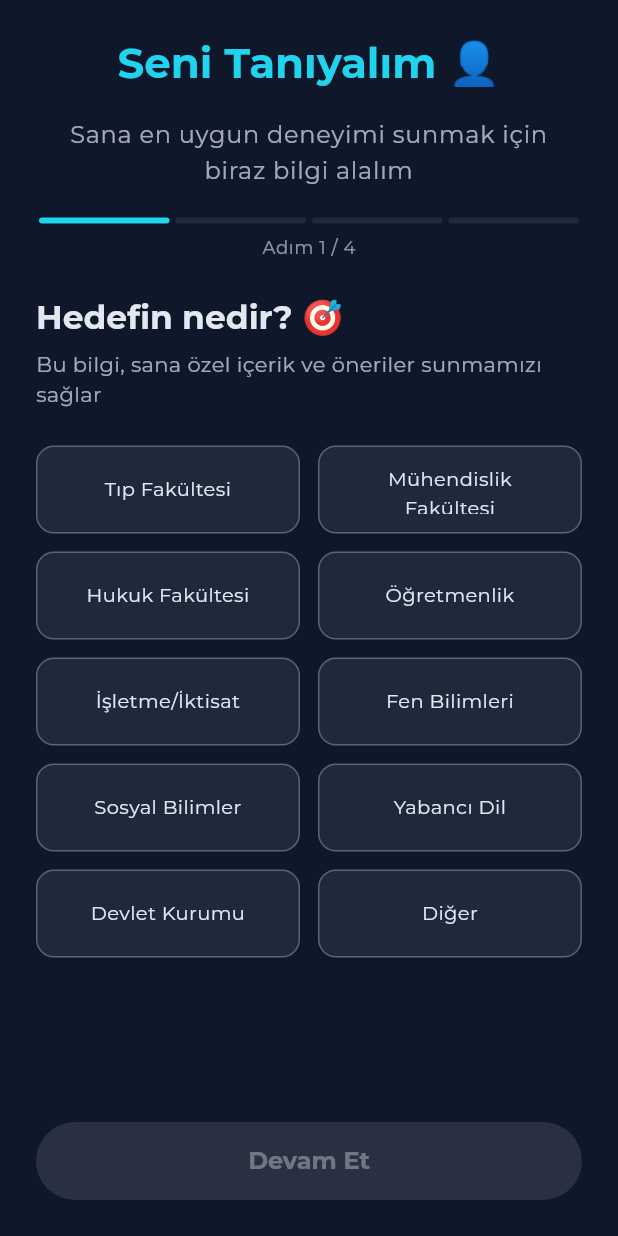
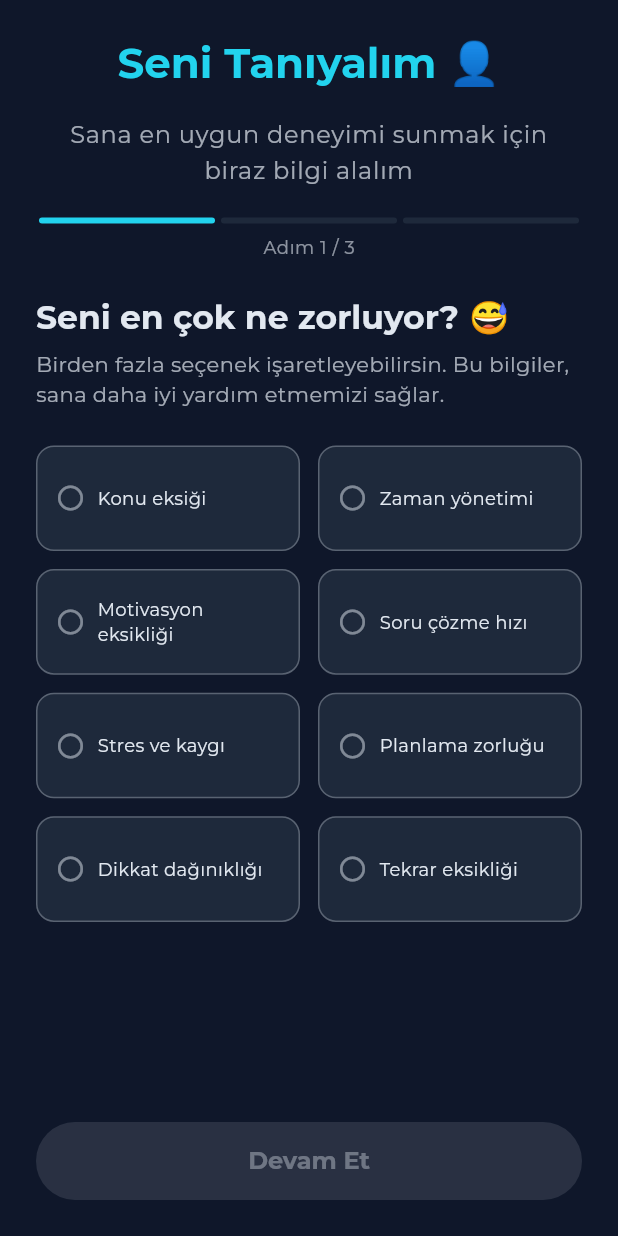
Before and after one commit to bakituncher/bilgee, a Flutter app: the OnboardingScreen screen opened by its route, swiped to page 4, on a phone screen of 412 x 824 dp. Run offline on Flutter 3.47's test engine with Material 3 defaults, Android fonts, the phone set to English and light mode, and no system bars; drawn by our look-alikes of flutter_animate; our stand-ins replace cached_network_image, cloud_firestore, cloud_functions, confetti, cross_file, equatable and 17 more; missing offline and left inert: firebase_app_check, flutter_math_fork, markdown; accounts and stored records are empty; generated files the repository leaves out were written again; network calls fail.

Commit message:
hata düzelmeleri yapıldı

```diff
--- a/lib/data/repositories/ai_service.dart
+++ b/lib/data/repositories/ai_service.dart
@@ -317,8 +317,13 @@ class AiService {
   }
 
   Future<String> generateStudyGuideAndQuiz(UserModel user, List<TestModel> tests, PerformanceSummary performance, {Map<String, String>? topicOverride, String difficulty = 'normal', int attemptCount = 1, double? temperature}) async {
+    // Eğer test yoksa hemen hata döndürme: bazı yeni hesaplarda konu performansı (ör. manuel veri) olabilir.
     if (tests.isEmpty) {
-      return '{"error":"Analiz için en az bir deneme sonucu gereklidir."}';
+      final hasTopicData = performance.topicPerformances.values.any((subjectMap) => subjectMap.values.any((t) => (t.questionCount ?? 0) > 0));
+      if (!hasTopicData && topicOverride == null) {
+        return '{"error":"Analiz için en az bir deneme sonucu gereklidir."}';
+      }
+      // tests boş ama konu performansı varsa devam et; AI yine zayıf konuyu bulmaya çalışır.
     }
     if (user.selectedExam == null) {
       return '{"error":"Sınav türü bulunamadı."}';
--- a/lib/features/onboarding/screens/availability_screen.dart
+++ b/lib/features/onboarding/screens/availability_screen.dart
@@ -149,7 +149,8 @@ class _DayAvailabilityCard extends StatelessWidget {
     return Card(
       margin: const EdgeInsets.only(bottom: 16),
       child: Padding(
-        padding: const EdgeInsets.fromLTRB(16, 8, 4, 16),
+        // Sağ tarafa daha fazla boşluk verildi; yapıştır butonunun sağında pixel hatası oluşmasını engeller
+        padding: const EdgeInsets.fromLTRB(16, 8, 16, 16),
         child: Column(
           crossAxisAlignment: CrossAxisAlignment.start,
           children: [
--- a/lib/features/onboarding/screens/onboarding_screen.dart
+++ b/lib/features/onboarding/screens/onboarding_screen.dart
@@ -101,11 +101,13 @@ class _OnboardingScreenState extends ConsumerState<OnboardingScreen>
     try {
       final user = ref.read(authControllerProvider).value;
       if (user != null && _personalizationData != null) {
+        // "Hedef" adımı kaldırıldığı için burada güvenli bir varsayılan boş string gönderiyoruz.
+        final String safeGoal = (_personalizationData!['goal'] ?? '') as String;
         await ref.read(firestoreServiceProvider).updateOnboardingData(
           userId: user.uid,
-          goal: _personalizationData!['goal'],
-          challenges: List<String>.from(_personalizationData!['challenges']),
-          weeklyStudyGoal: _personalizationData!['weeklyStudyHours'],
+          goal: safeGoal,
+          challenges: List<String>.from(_personalizationData!['challenges'] ?? []),
+          weeklyStudyGoal: (_personalizationData!['weeklyStudyHours'] ?? 0.0) as double,
           additionalData: {
             'studyStyle': _personalizationData!['studyStyle'],
             'onboardingCompleted': true,
--- a/lib/features/onboarding/widgets/personalization_widget.dart
+++ b/lib/features/onboarding/widgets/personalization_widget.dart
@@ -19,10 +19,9 @@ class _PersonalizationWidgetState extends State<PersonalizationWidget>
     with TickerProviderStateMixin {
   final PageController _pageController = PageController();
   int _currentStep = 0;
-  final int _totalSteps = 4;
+  final int _totalSteps = 3;
 
   // Kişiselleştirme verileri
-  String? _selectedGoal;
   final TextEditingController _customGoalController = TextEditingController();
   final Map<String, bool> _challenges = {
     'Konu eksiği': false,
@@ -36,19 +35,6 @@ class _PersonalizationWidgetState extends State<PersonalizationWidget>
   };
   double _weeklyStudyHours = 15.0;
   String _studyStyle = '';
-
-  final List<String> _goalPresets = [
-    'Tıp Fakültesi',
-    'Mühendislik Fakültesi',
-    'Hukuk Fakültesi',
-    'Öğretmenlik',
-    'İşletme/İktisat',
-    'Fen Bilimleri',
-    'Sosyal Bilimler',
-    'Yabancı Dil',
-    'Devlet Kurumu',
-    'Diğer',
-  ];
 
   final List<StudyStyleOption> _studyStyles = [
     StudyStyleOption(
@@ -118,7 +104,6 @@ class _PersonalizationWidgetState extends State<PersonalizationWidget>
 
   void _collectAndContinue() {
     final data = {
-      'goal': _selectedGoal == 'Diğer' ? _customGoalController.text.trim() : _selectedGoal,
       'challenges': _challenges.entries.where((e) => e.value).map((e) => e.key).toList(),
       'weeklyStudyHours': _weeklyStudyHours,
       'studyStyle': _studyStyle,
@@ -130,13 +115,10 @@ class _PersonalizationWidgetState extends State<PersonalizationWidget>
   bool _canContinue() {
     switch (_currentStep) {
       case 0:
-        return _selectedGoal != null &&
-               (_selectedGoal != 'Diğer' || _customGoalController.text.trim().isNotEmpty);
+        return _challenges.values.any((selected) => selected);
       case 1:
-        return _challenges.values.any((selected) => selected);
+        return true; // Haftalık saat her zaman geçerli
       case 2:
-        return true; // Haftalık saat her zaman geçerli
-      case 3:
         return _studyStyle.isNotEmpty;
       default:
         return false;
@@ -218,7 +200,6 @@ class _PersonalizationWidgetState extends State<PersonalizationWidget>
             controller: _pageController,
             physics: NeverScrollableScrollPhysics(),
             children: [
-              _buildGoalStep(),
               _buildChallengesStep(),
               _buildStudyHoursStep(),
               _buildStudyStyleStep(),
@@ -268,114 +249,6 @@ class _PersonalizationWidgetState extends State<PersonalizationWidget>
           ),
         ),
       ],
-    );
-  }
-
-  Widget _buildGoalStep() {
-    final theme = Theme.of(context);
-
-    return SingleChildScrollView(
-      padding: EdgeInsets.symmetric(horizontal: 24),
-      child: Column(
-        crossAxisAlignment: CrossAxisAlignment.start,
-        children: [
-          Text(
-            'Hedefin nedir? 🎯',
-            style: theme.textTheme.titleLarge?.copyWith(
-              fontWeight: FontWeight.bold,
-            ),
-          )
-          .animate()
-          .fadeIn(duration: 600.ms)
-          .slideX(begin: -0.3, end: 0),
-
-          SizedBox(height: 8),
-
-          Text(
-            'Bu bilgi, sana özel içerik ve öneriler sunmamızı sağlar',
-            style: theme.textTheme.bodyMedium?.copyWith(
-              color: theme.colorScheme.onSurface.withOpacity(0.7),
-            ),
-          )
-          .animate(delay: 200.ms)
-          .fadeIn(duration: 600.ms),
-
-          SizedBox(height: 24),
-
-          GridView.builder(
-            shrinkWrap: true,
-            physics: NeverScrollableScrollPhysics(),
-            gridDelegate: SliverGridDelegateWithFixedCrossAxisCount(
-              crossAxisCount: 2,
-              childAspectRatio: 3,
-              crossAxisSpacing: 12,
-              mainAxisSpacing: 12,
-            ),
-            itemCount: _goalPresets.length,
-            itemBuilder: (context, index) {
-              final goal = _goalPresets[index];
-              final isSelected = _selectedGoal == goal;
-
-              return InkWell(
-                onTap: () {
-                  setState(() {
-                    _selectedGoal = goal;
-                  });
-                },
-                borderRadius: BorderRadius.circular(12),
-                child: Container(
-                  padding: EdgeInsets.symmetric(horizontal: 16, vertical: 12),
-                  decoration: BoxDecoration(
-                    color: isSelected
-                        ? theme.colorScheme.primary.withOpacity(0.1)
-                        : theme.colorScheme.surface,
-                    borderRadius: BorderRadius.circular(12),
-                    border: Border.all(
-                      color: isSelected
-                          ? theme.colorScheme.primary
-                          : theme.colorScheme.outline.withOpacity(0.3),
-                      width: isSelected ? 2 : 1,
-                    ),
-                  ),
-                  child: Center(
-                    child: Text(
-                      goal,
-                      style: TextStyle(
-                        color: isSelected
-                            ? theme.colorScheme.primary
-                            : theme.colorScheme.onSurface,
-                        fontWeight: isSelected ? FontWeight.bold : FontWeight.normal,
-                        fontSize: 13,
-                      ),
-                      textAlign: TextAlign.center,
-                    ),
-                  ),
-                ),
-              )
-              .animate(delay: Duration(milliseconds: index * 100))
-              .fadeIn(duration: 600.ms)
-              .scale(begin: Offset(0.8, 0.8), end: Offset(1.0, 1.0));
-            },
-          ),
-
-          if (_selectedGoal == 'Diğer') ...[
-            SizedBox(height: 16),
-            TextFormField(
-              controller: _customGoalController,
-              decoration: InputDecoration(
-                labelText: 'Hedefini yazabilirsin',
-                hintText: 'Örn: Veteriner Hekim olmak',
-                border: OutlineInputBorder(
-                  borderRadius: BorderRadius.circular(12),
-                ),
-              ),
-            )
-            .animate()
-            .fadeIn(duration: 600.ms)
-            .slideY(begin: 0.3, end: 0),
-          ],
-        ],
-      ),
     );
   }
 
@@ -463,8 +336,11 @@ class _PersonalizationWidgetState extends State<PersonalizationWidget>
                                 ? theme.colorScheme.primary
                                 : theme.colorScheme.onSurface,
                             fontWeight: isSelected ? FontWeight.w600 : FontWeight.normal,
-                            fontSize: 13,
+                            fontSize: 12,
                           ),
+                          maxLines: 2,
+                          softWrap: true,
+                          overflow: TextOverflow.ellipsis,
                         ),
                       ),
                     ],
--- a/lib/features/profile/screens/profile_screen.dart
+++ b/lib/features/profile/screens/profile_screen.dart
@@ -804,7 +804,9 @@ class _ProfileStatCard extends StatelessWidget {
               Icon(icon, size: 22, color: _accentProfile2),
               const Spacer(),
               Text(value, style: Theme.of(context).textTheme.titleLarge?.copyWith(fontWeight: FontWeight.w700)),
-              Text(label, style: Theme.of(context).textTheme.labelMedium?.copyWith(color: Colors.white70)),
+              FittedBox(
+                child: Text(label, style: Theme.of(context).textTheme.labelMedium?.copyWith(color: Colors.white70)),
+              ),
             ],
           ),
         ),
--- a/lib/features/settings/screens/settings_screen.dart
+++ b/lib/features/settings/screens/settings_screen.dart
@@ -377,13 +377,7 @@ class SettingsScreen extends ConsumerWidget {
             onTap: () => context.push(AppRoutes.availability),
           ),
           const SettingsSection(title: "Uygulama"),
-          SettingsTile(
-            icon: Icons.notifications_outlined,
-            title: "Bildirimler",
-            subtitle: "Anımsatıcıları ve uyarıları yönetin",
-            onTap: () {},
-          ),
-          SettingsTile(
+           SettingsTile(
             icon: Icons.description_outlined,
             title: "Kullanım Sözleşmesi",
             subtitle: "Hizmet şartlarımızı okuyun",
```
